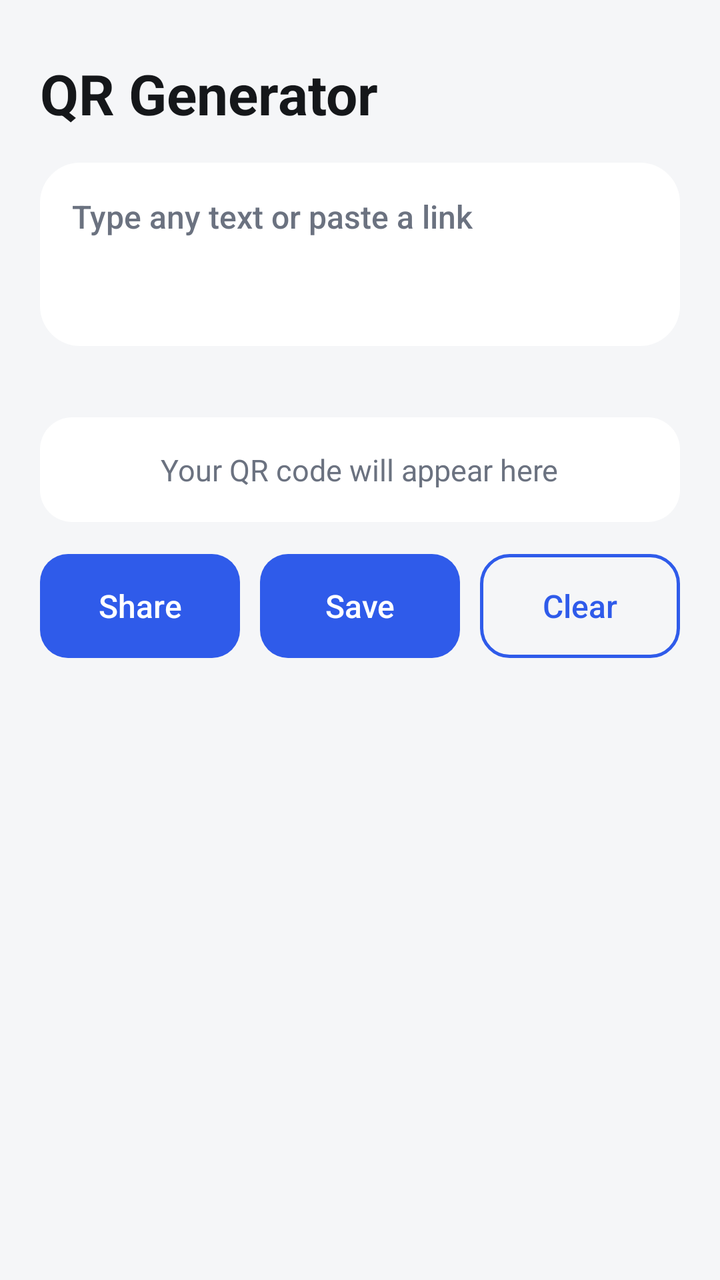
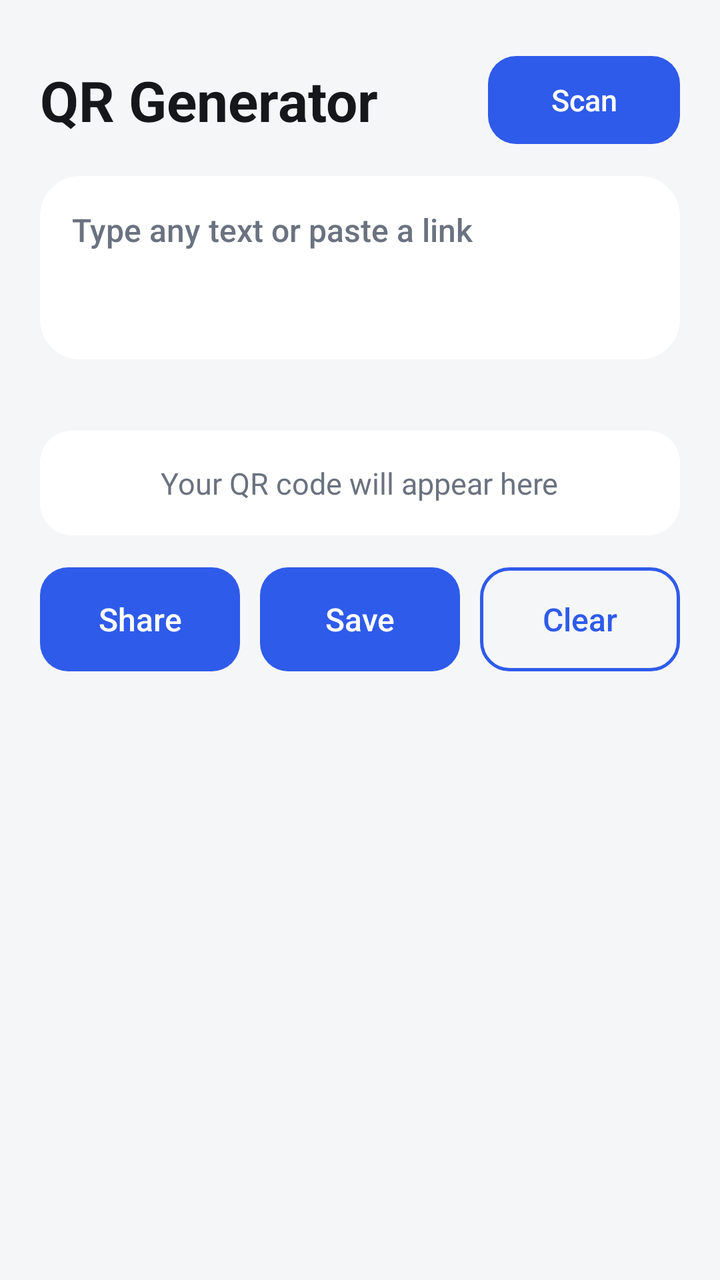

Screens rendered from an Android XML layout before and after an edit, with the pre-edit source and the edit as a unified diff.
<!-- AndroidManifest.xml: application theme AppTheme -->
<!-- res/layout/activity_main.xml -->
<?xml version="1.0" encoding="utf-8"?>
<ScrollView xmlns:android="http://schemas.android.com/apk/res/android"
    android:id="@+id/root"
    android:layout_width="match_parent"
    android:layout_height="match_parent"
    android:fillViewport="true">

    <LinearLayout
        android:layout_width="match_parent"
        android:layout_height="wrap_content"
        android:orientation="vertical"
        android:padding="20dp">

        <TextView
            android:layout_width="wrap_content"
            android:layout_height="wrap_content"
            android:layout_marginTop="8dp"
            android:text="@string/app_name"
            android:textColor="@color/text_primary"
            android:textSize="28sp"
            android:textStyle="bold" />

        <EditText
            android:id="@+id/inputText"
            android:layout_width="match_parent"
            android:layout_height="wrap_content"
            android:layout_marginTop="16dp"
            android:background="@drawable/bg_card"
            android:gravity="top|start"
            android:hint="@string/input_hint"
            android:importantForAutofill="no"
            android:inputType="textMultiLine|textNoSuggestions"
            android:maxLines="6"
            android:minLines="3"
            android:padding="16dp"
            android:textColor="@color/text_primary"
            android:textColorHint="@color/text_secondary"
            android:textSize="16sp" />

        <TextView
            android:id="@+id/statusText"
            android:layout_width="match_parent"
            android:layout_height="wrap_content"
            android:layout_marginTop="6dp"
            android:gravity="end"
            android:textColor="@color/text_secondary"
            android:textSize="13sp" />

        <FrameLayout
            android:id="@+id/qrContainer"
            android:layout_width="match_parent"
            android:layout_height="wrap_content"
            android:layout_marginTop="12dp"
            android:background="@drawable/bg_qr"
            android:padding="16dp">

            <ImageView
                android:id="@+id/qrImage"
                android:layout_width="match_parent"
                android:layout_height="wrap_content"
                android:adjustViewBounds="true"
                android:contentDescription="@string/qr_description"
                android:scaleType="fitCenter" />

            <TextView
                android:id="@+id/placeholderText"
                android:layout_width="wrap_content"
                android:layout_height="wrap_content"
                android:layout_gravity="center"
                android:text="@string/placeholder"
                android:textColor="#6B7280"
                android:textSize="15sp" />
        </FrameLayout>

        <LinearLayout
            android:layout_width="match_parent"
            android:layout_height="wrap_content"
            android:layout_marginTop="16dp"
            android:orientation="horizontal">

            <Button
                android:id="@+id/shareButton"
                style="?android:attr/borderlessButtonStyle"
                android:layout_width="0dp"
                android:layout_height="52dp"
                android:layout_weight="1"
                android:background="@drawable/bg_button"
                android:text="@string/action_share"
                android:textAllCaps="false"
                android:textColor="@color/on_accent"
                android:textSize="16sp" />

            <Button
                android:id="@+id/saveButton"
                style="?android:attr/borderlessButtonStyle"
                android:layout_width="0dp"
                android:layout_height="52dp"
                android:layout_marginStart="10dp"
                android:layout_weight="1"
                android:background="@drawable/bg_button"
                android:text="@string/action_save"
                android:textAllCaps="false"
                android:textColor="@color/on_accent"
                android:textSize="16sp" />

            <Button
                android:id="@+id/clearButton"
                style="?android:attr/borderlessButtonStyle"
                android:layout_width="0dp"
                android:layout_height="52dp"
                android:layout_marginStart="10dp"
                android:layout_weight="1"
                android:background="@drawable/bg_button_outline"
                android:text="@string/action_clear"
                android:textAllCaps="false"
                android:textColor="@color/accent"
                android:textSize="16sp" />
        </LinearLayout>
    </LinearLayout>
</ScrollView>
<!-- resources referenced by this layout -->
<resources>
  <color name="accent">#2F5BEA</color>
  <color name="on_accent">#FFFFFF</color>
  <color name="text_primary">#15171A</color>
  <color name="text_secondary">#6B7280</color>
  <!-- drawable bg_button (drawable) -->
  <?xml version="1.0" encoding="utf-8"?>
  <ripple xmlns:android="http://schemas.android.com/apk/res/android"
      android:color="#33FFFFFF">
      <item>
          <shape>
              <solid android:color="@color/accent" />
              <corners android:radius="14dp" />
          </shape>
      </item>
  </ripple>
  <!-- drawable bg_button_outline (drawable) -->
  <?xml version="1.0" encoding="utf-8"?>
  <ripple xmlns:android="http://schemas.android.com/apk/res/android"
      android:color="#22888888">
      <item>
          <shape>
              <solid android:color="@android:color/transparent" />
              <stroke android:width="1.5dp" android:color="@color/accent" />
              <corners android:radius="14dp" />
          </shape>
      </item>
  </ripple>
  <!-- drawable bg_card (drawable) -->
  <?xml version="1.0" encoding="utf-8"?>
  <shape xmlns:android="http://schemas.android.com/apk/res/android">
      <solid android:color="@color/surface" />
      <corners android:radius="20dp" />
  </shape>
  <!-- drawable bg_qr (drawable) -->
  <?xml version="1.0" encoding="utf-8"?>
  <shape xmlns:android="http://schemas.android.com/apk/res/android">
      <solid android:color="#FFFFFF" />
      <corners android:radius="16dp" />
  </shape>
  <string name="action_clear">Clear</string>
  <string name="action_save">Save</string>
  <string name="action_share">Share</string>
  <string name="app_name">QR Generator</string>
  <string name="input_hint">Type any text or paste a link</string>
  <string name="placeholder">Your QR code will appear here</string>
  <string name="qr_description">Generated QR code</string>
  <style name="AppTheme" parent="android:Theme.DeviceDefault.DayNight">
          <item name="android:windowActionBar">false</item>
          <item name="android:windowNoTitle">true</item>
          <item name="android:windowBackground">@color/background</item>
          <item name="android:colorAccent">@color/accent</item>
          <item name="android:statusBarColor">@android:color/transparent</item>
          <item name="android:navigationBarColor">@android:color/transparent</item>
      </style>
  <color name="surface">#FFFFFF</color>
  <color name="background">#F5F6F8</color>
</resources>

<!-- the commit's change to res/layout/activity_main.xml (unified diff, before → after) -->
@@ -11,14 +11,35 @@
         android:orientation="vertical"
         android:padding="20dp">
 
-        <TextView
-            android:layout_width="wrap_content"
+        <LinearLayout
+            android:layout_width="match_parent"
             android:layout_height="wrap_content"
             android:layout_marginTop="8dp"
-            android:text="@string/app_name"
-            android:textColor="@color/text_primary"
-            android:textSize="28sp"
-            android:textStyle="bold" />
+            android:gravity="center_vertical"
+            android:orientation="horizontal">
+
+            <TextView
+                android:layout_width="0dp"
+                android:layout_height="wrap_content"
+                android:layout_weight="1"
+                android:text="@string/app_name"
+                android:textColor="@color/text_primary"
+                android:textSize="28sp"
+                android:textStyle="bold" />
+
+            <Button
+                android:id="@+id/scanButton"
+                style="?android:attr/borderlessButtonStyle"
+                android:layout_width="wrap_content"
+                android:layout_height="44dp"
+                android:background="@drawable/bg_button"
+                android:minWidth="96dp"
+                android:paddingHorizontal="18dp"
+                android:text="@string/action_scan"
+                android:textAllCaps="false"
+                android:textColor="@color/on_accent"
+                android:textSize="15sp" />
+        </LinearLayout>
 
         <EditText
             android:id="@+id/inputText"
<!-- resource entries referenced after the edit -->
@@ -41,6 +41,7 @@
   </shape>
   <string name="action_clear">Clear</string>
   <string name="action_save">Save</string>
+  <string name="action_scan">Scan</string>
   <string name="action_share">Share</string>
   <string name="app_name">QR Generator</string>
   <string name="input_hint">Type any text or paste a link</string>
